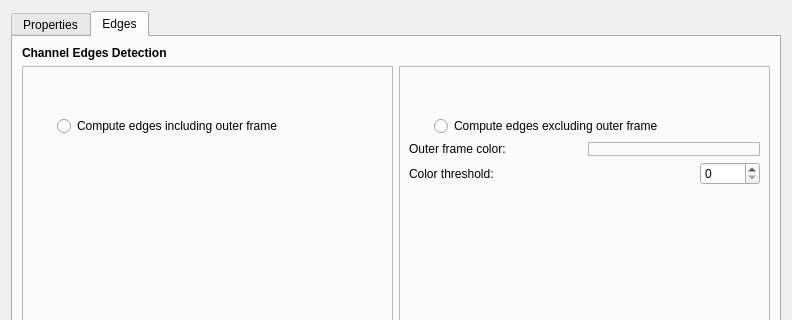
Above: App/Dialogs/ChannelInspector/ChannelInspector.ui from FelixdelasPozas/EspINA before the change; both pictures show x 0 to 792 and y 0 to 320 of the 792 by 701 pixel window. Below: the same form after it.
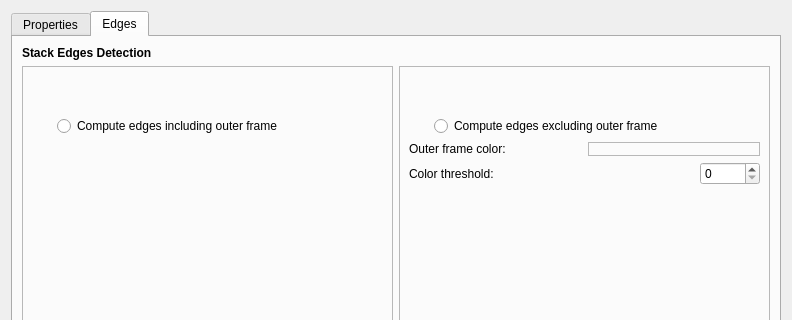
That is the form after the change. Icons and pictures are not drawn.

Commit message: Enable save tool when only one seg file is loaded/saved

Diff of the .ui file:
```diff
--- a/App/Dialogs/ChannelInspector/ChannelInspector.ui
+++ b/App/Dialogs/ChannelInspector/ChannelInspector.ui
@@ -512,7 +512,7 @@
           </font>
          </property>
          <property name="text">
-          <string>Channel Edges Detection</string>
+          <string>Stack Edges Detection</string>
          </property>
         </widget>
        </item>
```
Left out of the diff: 2 changed lines with no effect on the pictures. The commit also changes 2 other files.
